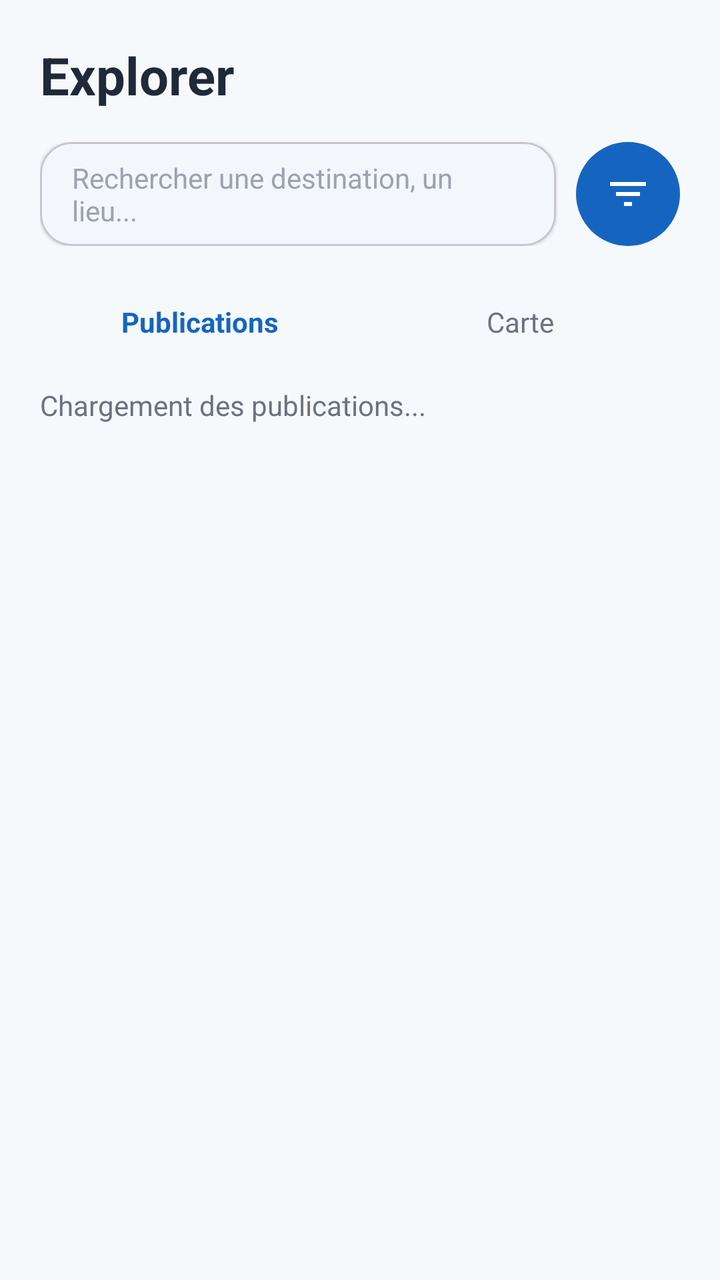
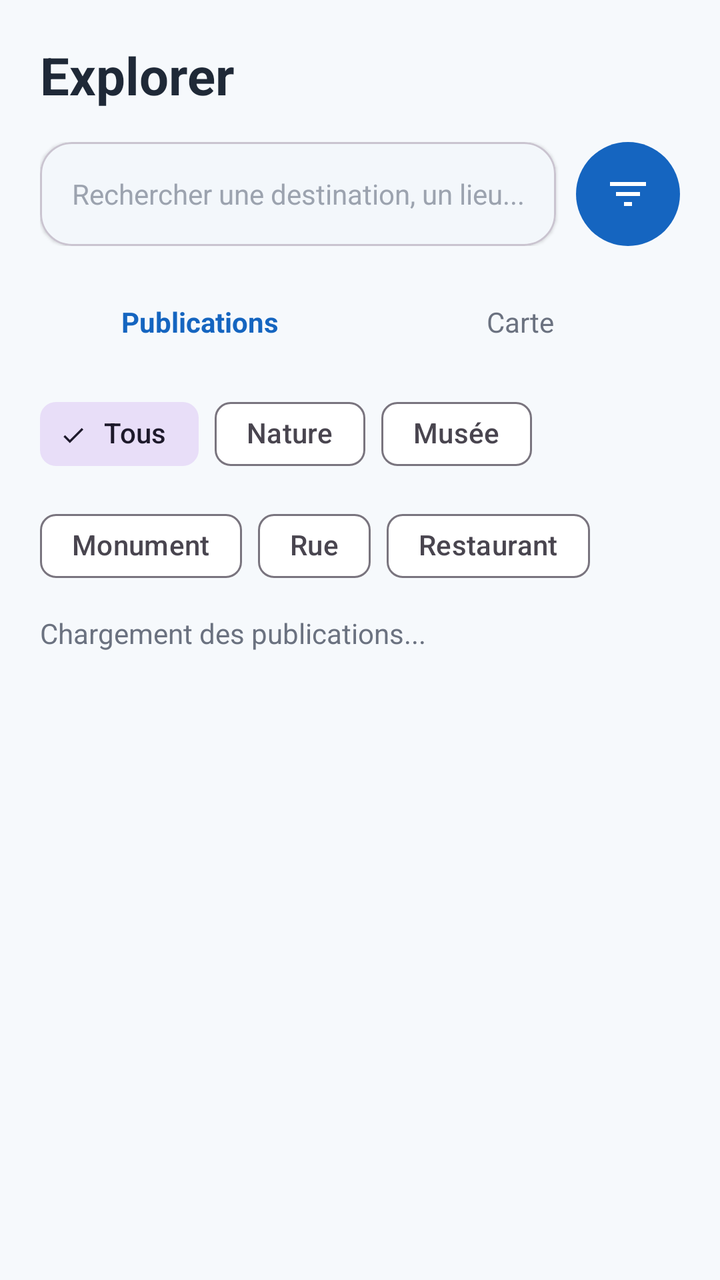

An Android layout rendered at two revisions. The XML below is the earlier revision; the diff shows what the commit changed to produce the second picture.
<!-- AndroidManifest.xml: application theme Theme.Traveling -->
<!-- res/layout/fragment_search.xml -->
<?xml version="1.0" encoding="utf-8"?>
<LinearLayout xmlns:android="http://schemas.android.com/apk/res/android"
    xmlns:app="http://schemas.android.com/apk/res-auto"
    android:layout_width="match_parent"
    android:layout_height="match_parent"
    android:background="@color/travel_background"
    android:orientation="vertical"
    android:padding="20dp">

    <com.google.android.material.textview.MaterialTextView
        android:layout_width="match_parent"
        android:layout_height="wrap_content"
        android:text="Explorer"
        android:textColor="@color/travel_on_surface"
        android:textSize="26sp"
        android:textStyle="bold" />

    
    <LinearLayout
        android:layout_width="match_parent"
        android:layout_height="52dp"
        android:layout_marginTop="16dp"
        android:gravity="center_vertical"
        android:orientation="horizontal">

        <com.google.android.material.card.MaterialCardView
            android:layout_width="0dp"
            android:layout_height="match_parent"
            android:layout_weight="1"
            app:cardBackgroundColor="@color/travel_surface"
            app:cardCornerRadius="16dp"
            app:cardElevation="1dp">

            <TextView
                android:id="@+id/textSearchPlaceholder"
                android:layout_width="match_parent"
                android:layout_height="match_parent"
                android:gravity="center_vertical"
                android:paddingStart="16dp"
                android:paddingEnd="16dp"
                android:text="Rechercher une destination, un lieu..."
                android:textColor="#9CA3AF"
                android:textSize="14sp" />

        </com.google.android.material.card.MaterialCardView>

        <ImageButton
            android:id="@+id/buttonFilters"
            android:layout_width="52dp"
            android:layout_height="52dp"
            android:layout_marginStart="10dp"
            android:background="@drawable/bg_circle_primary"
            android:contentDescription="Filtres"
            android:padding="14dp"
            android:src="@drawable/ic_filter"
            app:tint="@android:color/white" />

    </LinearLayout>

    
    <LinearLayout
        android:layout_width="match_parent"
        android:layout_height="44dp"
        android:layout_marginTop="16dp"
        android:orientation="horizontal">

        <TextView
            android:id="@+id/tabPublications"
            android:layout_width="0dp"
            android:layout_height="match_parent"
            android:layout_weight="1"
            android:gravity="center"
            android:text="Publications"
            android:textColor="@color/travel_primary"
            android:textStyle="bold" />

        <TextView
            android:id="@+id/tabMap"
            android:layout_width="0dp"
            android:layout_height="match_parent"
            android:layout_weight="1"
            android:gravity="center"
            android:text="Carte"
            android:textColor="#6B7280" />
    </LinearLayout>

    <TextView
        android:id="@+id/textSearchStatus"
        android:layout_width="match_parent"
        android:layout_height="wrap_content"
        android:layout_marginTop="10dp"
        android:text="Chargement des publications..."
        android:textColor="#6B7280"
        android:textSize="14sp" />

    <androidx.recyclerview.widget.RecyclerView
        android:id="@+id/recyclerSearchPosts"
        android:layout_width="match_parent"
        android:layout_height="0dp"
        android:layout_marginTop="10dp"
        android:layout_weight="1"
        android:clipToPadding="false"
        android:paddingBottom="8dp" />

</LinearLayout>
<!-- resources referenced by this layout -->
<resources>
  <color name="travel_background">#F6F9FC</color>
  <color name="travel_on_surface">#1F2937</color>
  <color name="travel_primary">#1565C0</color>
  <color name="travel_surface">#FFFFFF</color>
  <!-- drawable bg_circle_primary (drawable) -->
  <?xml version="1.0" encoding="utf-8"?>
  <shape xmlns:android="http://schemas.android.com/apk/res/android"
      android:shape="oval">
  
      <solid android:color="@color/travel_primary" />
  
  </shape>
  <!-- drawable ic_filter (drawable) -->
  <vector xmlns:android="http://schemas.android.com/apk/res/android"
      android:width="24dp"
      android:height="24dp"
      android:viewportWidth="24"
      android:viewportHeight="24">
  
      <path
          android:fillColor="@android:color/white"
          android:pathData="M10,18h4v-2h-4v2zM3,6v2h18V6H3zM6,13h12v-2H6v2z" />
  </vector>
  <style name="Theme.Traveling" parent="Base.Theme.Traveling" />
  <style name="Base.Theme.Traveling" parent="Theme.Material3.DayNight.NoActionBar">
          <item name="colorPrimary">@color/travel_primary</item>
          <item name="colorOnPrimary">@color/travel_on_primary</item>
  
          <item name="colorSecondary">@color/travel_secondary</item>
          <item name="colorOnSecondary">@color/travel_on_secondary</item>
  
          <item name="colorTertiary">@color/travel_tertiary</item>
          <item name="colorOnTertiary">@color/travel_on_tertiary</item>
  
          <item name="android:colorBackground">@color/travel_background</item>
          <item name="colorSurface">@color/travel_surface</item>
          <item name="colorOnSurface">@color/travel_on_surface</item>
      </style>
  <color name="travel_on_primary">#FFFFFF</color>
  <color name="travel_secondary">#26A69A</color>
  <color name="travel_on_secondary">#FFFFFF</color>
  <color name="travel_tertiary">#FFB74D</color>
  <color name="travel_on_tertiary">#1F2937</color>
</resources>

<!-- the commit's change to res/layout/fragment_search.xml (unified diff, before → after) -->
@@ -31,15 +31,18 @@
             app:cardCornerRadius="16dp"
             app:cardElevation="1dp">
 
-            <TextView
-                android:id="@+id/textSearchPlaceholder"
+            <com.google.android.material.textfield.TextInputEditText
+                android:id="@+id/editTextSearch"
                 android:layout_width="match_parent"
                 android:layout_height="match_parent"
-                android:gravity="center_vertical"
+                android:background="@android:color/transparent"
+                android:hint="Rechercher une destination, un lieu..."
+                android:inputType="text"
+                android:maxLines="1"
                 android:paddingStart="16dp"
                 android:paddingEnd="16dp"
-                android:text="Rechercher une destination, un lieu..."
-                android:textColor="#9CA3AF"
+                android:textColor="@color/travel_on_surface"
+                android:textColorHint="#9CA3AF"
                 android:textSize="14sp" />
 
         </com.google.android.material.card.MaterialCardView>
@@ -82,7 +85,61 @@
             android:gravity="center"
             android:text="Carte"
             android:textColor="#6B7280" />
+
     </LinearLayout>
+
+    <com.google.android.material.chip.ChipGroup
+        android:id="@+id/chipGroupPlaceTypes"
+        android:layout_width="match_parent"
+        android:layout_height="wrap_content"
+        android:layout_marginTop="10dp"
+        app:singleSelection="true"
+        app:selectionRequired="true">
+
+        <com.google.android.material.chip.Chip
+            android:id="@+id/chipAll"
+            style="@style/Widget.Material3.Chip.Filter"
+            android:layout_width="wrap_content"
+            android:layout_height="wrap_content"
+            android:checked="true"
+            android:text="Tous" />
+
+        <com.google.android.material.chip.Chip
+            android:id="@+id/chipNature"
+            style="@style/Widget.Material3.Chip.Filter"
+            android:layout_width="wrap_content"
+            android:layout_height="wrap_content"
+            android:text="Nature" />
+
+        <com.google.android.material.chip.Chip
+            android:id="@+id/chipMuseum"
+            style="@style/Widget.Material3.Chip.Filter"
+            android:layout_width="wrap_content"
+            android:layout_height="wrap_content"
+            android:text="Musée" />
+
+        <com.google.android.material.chip.Chip
+            android:id="@+id/chipMonument"
+            style="@style/Widget.Material3.Chip.Filter"
+            android:layout_width="wrap_content"
+            android:layout_height="wrap_content"
+            android:text="Monument" />
+
+        <com.google.android.material.chip.Chip
+            android:id="@+id/chipStreet"
+            style="@style/Widget.Material3.Chip.Filter"
+            android:layout_width="wrap_content"
+            android:layout_height="wrap_content"
+            android:text="Rue" />
+
+        <com.google.android.material.chip.Chip
+            android:id="@+id/chipRestaurant"
+            style="@style/Widget.Material3.Chip.Filter"
+            android:layout_width="wrap_content"
+            android:layout_height="wrap_content"
+            android:text="Restaurant" />
+
+    </com.google.android.material.chip.ChipGroup>
 
     <TextView
         android:id="@+id/textSearchStatus"
